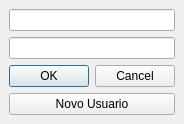
Before: the Qt Designer form Janelas/Senha.ui in ThiagoCostaD/Estoque, drawn with Qt 5.
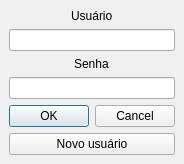
After: the same form once the commit is applied.

Commit message: Adicionando as janelas

```diff
--- a/Janelas/Senha.ui
+++ b/Janelas/Senha.ui
@@ -7,7 +7,7 @@
     <x>0</x>
     <y>0</y>
     <width>174</width>
-    <height>122</height>
+    <height>160</height>
    </rect>
   </property>
   <property name="windowTitle">
@@ -15,23 +15,37 @@
   </property>
   <widget class="QWidget" name="centralwidget">
    <layout class="QGridLayout" name="gridLayout">
-    <item row="0" column="0">
-     <widget class="QLineEdit" name="lineEdit"/>
-    </item>
     <item row="1" column="0">
      <widget class="QLineEdit" name="lineEdit_2"/>
     </item>
-    <item row="2" column="0">
+    <item row="3" column="0">
+     <widget class="QLineEdit" name="Senha"/>
+    </item>
+    <item row="5" column="0">
+     <widget class="QPushButton" name="BtNovoUsuario">
+      <property name="text">
+       <string>Novo usuário</string>
+      </property>
+     </widget>
+    </item>
+    <item row="4" column="0">
      <widget class="QDialogButtonBox" name="buttonBox">
       <property name="standardButtons">
        <set>QDialogButtonBox::Cancel|QDialogButtonBox::Ok</set>
       </property>
      </widget>
     </item>
-    <item row="3" column="0">
-     <widget class="QPushButton" name="pushButton">
+    <item row="0" column="0" alignment="Qt::AlignHCenter">
+     <widget class="QLabel" name="label">
       <property name="text">
-       <string>Novo Usuario</string>
+       <string>Usuário</string>
+      </property>
+     </widget>
+    </item>
+    <item row="2" column="0" alignment="Qt::AlignHCenter">
+     <widget class="QLabel" name="label_2">
+      <property name="text">
+       <string>Senha</string>
       </property>
      </widget>
     </item>
```
Left out of the diff: 6 changed lines with no effect on the pictures. The commit also changes 6 other files.
